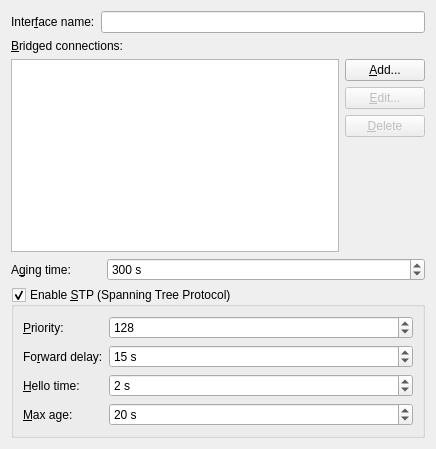
First picture: the form in lib/editor/ui/bridge.ui, repository KDE/plasma-nm, before the edit.
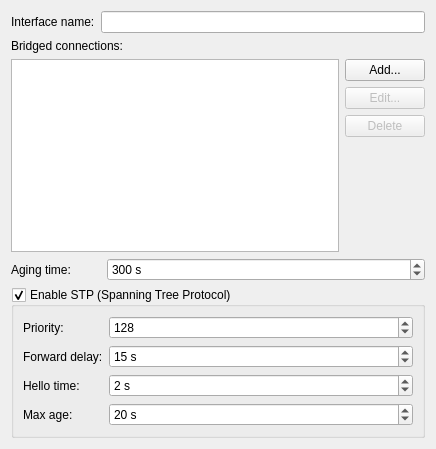
Second picture: the form after the edit. Icons and pictures are not drawn. Custom widgets are drawn as their Qt base class.

The edit to the form file:
```diff
--- a/lib/editor/ui/bridge.ui
+++ b/lib/editor/ui/bridge.ui
@@ -15,7 +15,7 @@
    <item row="0" column="0">
     <widget class="QLabel" name="label">
      <property name="text">
-      <string>Inter&amp;face name:</string>
+      <string>Interface name:</string>
      </property>
      <property name="buddy">
       <cstring>ifaceName</cstring>
@@ -28,7 +28,7 @@
    <item row="1" column="0" colspan="3">
     <widget class="QLabel" name="label_7">
      <property name="text">
-      <string>&amp;Bridged connections:</string>
+      <string>Bridged connections:</string>
      </property>
      <property name="buddy">
       <cstring>bridges</cstring>
@@ -53,7 +53,7 @@
      <item row="0" column="1">
       <widget class="KPushButton" name="btnAdd">
        <property name="text">
-        <string>&amp;Add...</string>
+        <string>Add...</string>
        </property>
        <property name="icon">
         <iconset theme="list-add">
@@ -68,7 +68,7 @@
         <bool>false</bool>
        </property>
        <property name="text">
-        <string>&amp;Edit...</string>
+        <string>Edit...</string>
        </property>
        <property name="icon">
         <iconset theme="configure">
@@ -83,7 +83,7 @@
         <bool>false</bool>
        </property>
        <property name="text">
-        <string>&amp;Delete</string>
+        <string>Delete</string>
        </property>
        <property name="icon">
         <iconset theme="edit-delete">
@@ -110,7 +110,7 @@
    <item row="3" column="0" colspan="2">
     <widget class="QLabel" name="label_2">
      <property name="text">
-      <string>A&amp;ging time:</string>
+      <string>Aging time:</string>
      </property>
      <property name="buddy">
       <cstring>agingTime</cstring>
@@ -139,7 +139,7 @@
    <item row="4" column="0" colspan="3">
     <widget class="QGroupBox" name="stpGroup">
      <property name="title">
-      <string>Enable &amp;STP (Spanning Tree Protocol)</string>
+      <string>Enable STP (Spanning Tree Protocol)</string>
      </property>
      <property name="checkable">
       <bool>true</bool>
@@ -148,7 +148,7 @@
       <item row="0" column="0">
        <widget class="QLabel" name="label_3">
         <property name="text">
-         <string>&amp;Priority:</string>
+         <string>Priority:</string>
         </property>
         <property name="buddy">
          <cstring>priority</cstring>
@@ -174,7 +174,7 @@
       <item row="1" column="0">
        <widget class="QLabel" name="label_4">
         <property name="text">
-         <string>Fo&amp;rward delay:</string>
+         <string>Forward delay:</string>
         </property>
         <property name="buddy">
          <cstring>forwardDelay</cstring>
@@ -203,7 +203,7 @@
       <item row="2" column="0">
        <widget class="QLabel" name="label_5">
         <property name="text">
-         <string>&amp;Hello time:</string>
+         <string>Hello time:</string>
         </property>
         <property name="buddy">
          <cstring>helloTime</cstring>
@@ -232,7 +232,7 @@
       <item row="3" column="0">
        <widget class="QLabel" name="label_6">
         <property name="text">
-         <string>&amp;Max age:</string>
+         <string>Max age:</string>
         </property>
         <property name="buddy">
          <cstring>maxAge</cstring>
```
